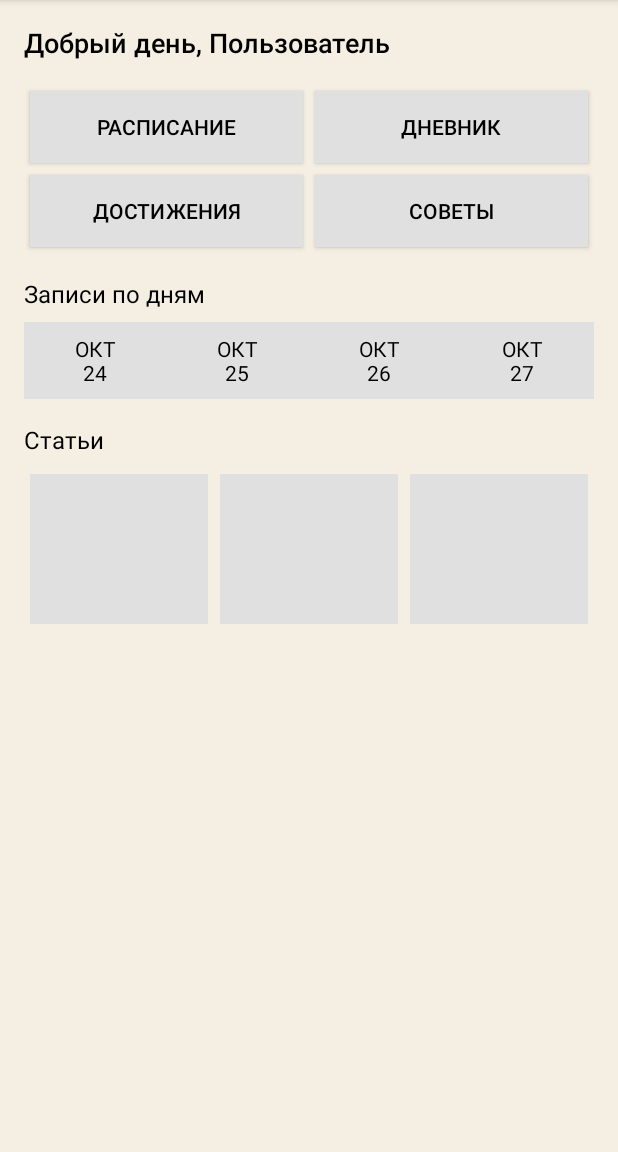
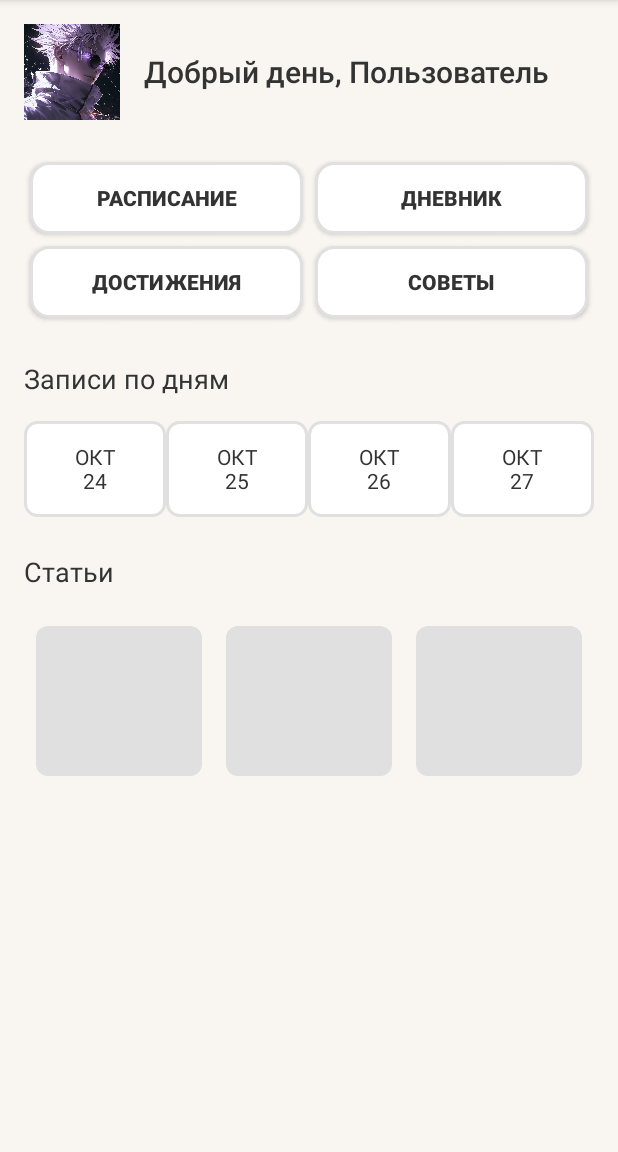
Before and after one commit to FelixWinchester/_MentalHealth, an Android app built with Jetpack Compose: the screen it shows after launch (MainActivity), on a phone screen of 412 x 824 dp, the part 84-1236 px from its top. Run offline under Robolectric (Android 15) with nearby library versions, the phone set to English and light mode, and no system bars.

Commit message:
New Interface

```diff
--- /dev/null
+++ b/TRPO_proj/app/src/main/res/drawable/article_background.xml
@@ -0,0 +1,4 @@
+<shape xmlns:android="http://schemas.android.com/apk/res/android">
+    <solid android:color="#E0E0E0" />
+    <corners android:radius="8dp" />
+</shape>
--- /dev/null
+++ b/TRPO_proj/app/src/main/res/drawable/button_background.xml
@@ -0,0 +1,5 @@
+<shape xmlns:android="http://schemas.android.com/apk/res/android">
+    <solid android:color="#FFFFFF" />
+    <corners android:radius="12dp" />
+    <stroke android:width="2dp" android:color="#E0E0E0" />
+</shape>
--- /dev/null
+++ b/TRPO_proj/app/src/main/res/drawable/circle_shape.xml
@@ -0,0 +1,8 @@
+<shape xmlns:android="http://schemas.android.com/apk/res/android"
+    android:shape="oval">
+    <solid android:color="#FFFFFF" />
+    <size android:width="64dp" android:height="64dp" />
+    <stroke
+        android:width="2dp"
+        android:color="#E0E0E0" />
+</shape>
--- /dev/null
+++ b/TRPO_proj/app/src/main/res/drawable/day_background.xml
@@ -0,0 +1,5 @@
+<shape xmlns:android="http://schemas.android.com/apk/res/android">
+    <solid android:color="#FFFFFF" />
+    <corners android:radius="8dp" />
+    <stroke android:width="2dp" android:color="#E0E0E0" />
+</shape>
--- a/TRPO_proj/app/src/main/res/layout/activity_main.xml
+++ b/TRPO_proj/app/src/main/res/layout/activity_main.xml
@@ -2,7 +2,7 @@
     xmlns:android="http://schemas.android.com/apk/res/android"
     android:layout_width="match_parent"
     android:layout_height="match_parent"
-    android:background="#F5EFE3">
+    android:background="#F9F6F1">
 
     <LinearLayout
         android:layout_width="match_parent"
@@ -10,16 +10,34 @@
         android:orientation="vertical"
         android:padding="16dp">
 
+        <!-- Профиль и Приветствие -->
+        <LinearLayout
+            android:layout_width="match_parent"
+            android:layout_height="wrap_content"
+            android:orientation="horizontal"
+            android:gravity="center_vertical"
+            android:layout_marginBottom="24dp">
+
+            <!-- Картинка профиля -->
+            <ImageView
+                android:id="@+id/profile_image"
+                android:layout_width="64dp"
+                android:layout_height="64dp"
+                android:src="@drawable/ic_profile"
+                android:background="@drawable/circle_shape"
+                android:scaleType="centerCrop"
+                android:layout_marginEnd="16dp" />
+
             <!-- Приветствие -->
             <TextView
                 android:id="@+id/greetingText"
                 android:layout_width="wrap_content"
                 android:layout_height="wrap_content"
                 android:text="Добрый день, Пользователь"
-            android:textSize="18sp"
-            android:textColor="#000000"
-            android:layout_marginBottom="16dp"
+                android:textSize="20sp"
+                android:textColor="#333333"
                 android:fontFamily="sans-serif-medium" />
+        </LinearLayout>
 
         <!-- Кнопки 2x2 -->
         <GridLayout
@@ -27,8 +45,7 @@
             android:layout_height="wrap_content"
             android:columnCount="2"
             android:rowCount="2"
-            android:layout_marginBottom="16dp"
-            android:alignmentMode="alignMargins"
+            android:layout_marginBottom="24dp"
             android:useDefaultMargins="true">
 
             <Button
@@ -38,8 +55,9 @@
                 android:layout_rowWeight="1"
                 android:layout_columnWeight="1"
                 android:text="Расписание"
-                android:background="#E0E0E0"
-                android:textColor="#000000" />
+                android:background="@drawable/button_background"
+                android:textColor="#333333"
+                android:textStyle="bold" />
 
             <Button
                 android:id="@+id/btnDiary"
@@ -48,8 +66,9 @@
                 android:layout_rowWeight="1"
                 android:layout_columnWeight="1"
                 android:text="Дневник"
-                android:background="#E0E0E0"
-                android:textColor="#000000" />
+                android:background="@drawable/button_background"
+                android:textColor="#333333"
+                android:textStyle="bold" />
 
             <Button
                 android:id="@+id/btnSetGoal"
@@ -58,8 +77,9 @@
                 android:layout_rowWeight="1"
                 android:layout_columnWeight="1"
                 android:text="Достижения"
-                android:background="#E0E0E0"
-                android:textColor="#000000" />
+                android:background="@drawable/button_background"
+                android:textColor="#333333"
+                android:textStyle="bold" />
 
             <Button
                 android:id="@+id/btnTips"
@@ -68,64 +88,66 @@
                 android:layout_rowWeight="1"
                 android:layout_columnWeight="1"
                 android:text="Советы"
-                android:background="#E0E0E0"
-                android:textColor="#000000" />
+                android:background="@drawable/button_background"
+                android:textColor="#333333"
+                android:textStyle="bold" />
         </GridLayout>
 
-        <!-- Остальной интерфейс -->
+        <!-- Записи по дням -->
         <TextView
             android:layout_width="match_parent"
             android:layout_height="wrap_content"
             android:text="Записи по дням"
-            android:textSize="16sp"
-            android:layout_marginBottom="8dp"
-            android:textColor="#000000" />
+            android:textSize="18sp"
+            android:layout_marginBottom="16dp"
+            android:textColor="#333333" />
 
         <LinearLayout
             android:layout_width="match_parent"
             android:layout_height="wrap_content"
             android:orientation="horizontal"
-            android:layout_marginBottom="16dp">
+            android:layout_marginBottom="24dp"
+            android:weightSum="4">
 
             <TextView
                 android:layout_width="0dp"
-                android:layout_height="wrap_content"
+                android:layout_height="64dp"
                 android:layout_weight="1"
+                android:gravity="center"
                 android:text="ОКТ\n24"
-                android:gravity="center"
-                android:background="#E0E0E0"
-                android:padding="8dp"
-                android:textColor="#000000" />
+                android:textColor="#333333"
+                android:background="@drawable/day_background"
+                android:padding="8dp" />
 
             <TextView
                 android:layout_width="0dp"
-                android:layout_height="wrap_content"
+                android:layout_height="64dp"
                 android:layout_weight="1"
+                android:gravity="center"
                 android:text="ОКТ\n25"
-                android:gravity="center"
-                android:background="#E0E0E0"
-                android:padding="8dp"
-                android:textColor="#000000" />
+                android:textColor="#333333"
+                android:background="@drawable/day_background"
+                android:padding="8dp" />
 
             <TextView
                 android:layout_width="0dp"
-                android:layout_height="wrap_content"
+                android:layout_height="64dp"
                 android:layout_weight="1"
+                android:gravity="center"
                 android:text="ОКТ\n26"
-                android:gravity="center"
-                android:background="#E0E0E0"
-                android:padding="8dp"
-                android:textColor="#000000" />
+                android:textColor="#333333"
+                android:background="@drawable/day_background"
+                android:padding="8dp" />
 
             <TextView
                 android:layout_width="0dp"
-                android:layout_height="wrap_content"
+                android:layout_height="64dp"
                 android:layout_weight="1"
+                android:gravity="center"
                 android:text="ОКТ\n27"
-                android:gravity="center"
-                android:background="#E0E0E0"
-                android:padding="8dp"
-                android:textColor="#000000" />
+                android:textColor="#333333"
+                android:background="@drawable/day_background"
+                android:padding="8dp" />
         </LinearLayout>
 
         <!-- Статьи -->
@@ -133,38 +155,39 @@
             android:layout_width="match_parent"
             android:layout_height="wrap_content"
             android:text="Статьи"
-            android:textColor="#000000"
-            android:layout_marginBottom="8dp"
-            android:textSize="16sp" />
+            android:layout_marginBottom="16dp"
+            android:textSize="18sp"
+            android:textColor="#333333" />
 
         <LinearLayout
             android:layout_width="match_parent"
             android:layout_height="wrap_content"
-            android:orientation="horizontal">
+            android:orientation="horizontal"
+            android:weightSum="3">
 
             <View
                 android:id="@+id/article1"
                 android:layout_width="0dp"
                 android:layout_height="100dp"
                 android:layout_weight="1"
-                android:background="#E0E0E0"
-                android:layout_margin="4dp" />
+                android:background="@drawable/article_background"
+                android:layout_margin="8dp" />
 
             <View
                 android:id="@+id/article2"
                 android:layout_width="0dp"
                 android:layout_height="100dp"
                 android:layout_weight="1"
-                android:background="#E0E0E0"
-                android:layout_margin="4dp" />
+                android:background="@drawable/article_background"
+                android:layout_margin="8dp" />
 
             <View
                 android:id="@+id/article3"
                 android:layout_width="0dp"
                 android:layout_height="100dp"
                 android:layout_weight="1"
-                android:background="#E0E0E0"
-                android:layout_margin="4dp" />
+                android:background="@drawable/article_background"
+                android:layout_margin="8dp" />
         </LinearLayout>
     </LinearLayout>
 </ScrollView>
```
Lines whose indentation alone changed are shown as unchanged.
